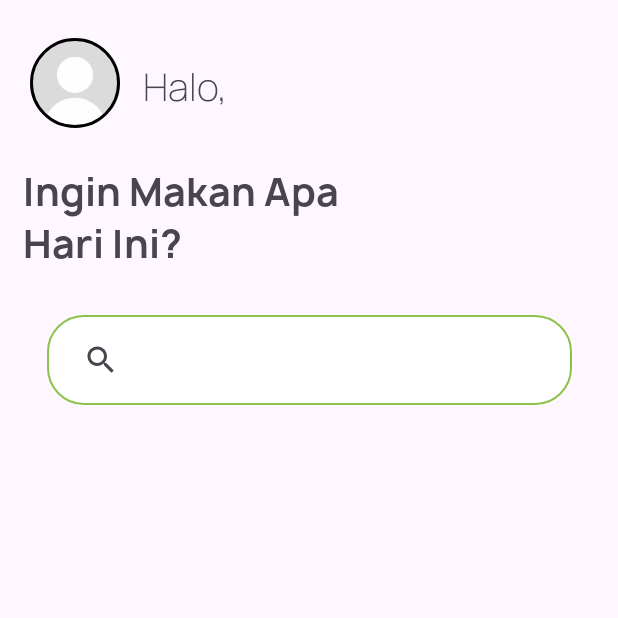
After one commit to RefoFebrian/TA-PBS-RRI, an Android app: the fragment HomeFragment shown on its own in the app's theme, on a phone screen of 412 x 824 dp, the top half of it. The commit adds this screen. Run offline under Robolectric (Android 15) with nearby library versions, the phone set to English and light mode, and no system bars; our stand-ins replace CircleImageView.

Commit message:
Master: pembuatan dan pemindahan layout dari ActivityMain ke HomeFragment

```diff
--- a/Frontend/app/src/main/java/com/refo/lelego/ui/ViewModelFactory.kt
+++ b/Frontend/app/src/main/java/com/refo/lelego/ui/ViewModelFactory.kt
@@ -5,6 +5,7 @@ import androidx.lifecycle.ViewModel
 import androidx.lifecycle.ViewModelProvider
 import com.refo.lelego.data.UserRepository
 import com.refo.lelego.data.di.Injection
+import com.refo.lelego.ui.home.HomeViewModel
 import com.refo.lelego.ui.profile.ProfileViewModel
 import com.refo.lelego.ui.register.RegisterViewModel
 
@@ -19,6 +20,10 @@ class ViewModelFactory(private val repository: UserRepository) :
 
             modelClass.isAssignableFrom(ProfileViewModel::class.java) -> {
                 ProfileViewModel(repository) as T
+            }
+
+            modelClass.isAssignableFrom(HomeViewModel::class.java) -> {
+                HomeViewModel(repository) as T
             }
 
             else -> throw IllegalArgumentException("Unknown ViewModel class:" + modelClass.name)
--- /dev/null
+++ b/Frontend/app/src/main/java/com/refo/lelego/ui/home/HomeFragment.kt
@@ -0,0 +1,31 @@
+package com.refo.lelego.ui.home
+
+import androidx.fragment.app.viewModels
+import android.os.Bundle
+import androidx.fragment.app.Fragment
+import android.view.LayoutInflater
+import android.view.View
+import android.view.ViewGroup
+import com.refo.lelego.R
+import com.refo.lelego.ui.ViewModelFactory
+import com.refo.lelego.ui.profile.ProfileViewModel
+
+class HomeFragment : Fragment() {
+
+
+    private val homeViewModel: HomeViewModel by viewModels {
+        ViewModelFactory.getInstance(requireContext())
+    }
+
+    override fun onCreate(savedInstanceState: Bundle?) {
+        super.onCreate(savedInstanceState)
+
+    }
+
+    override fun onCreateView(
+        inflater: LayoutInflater, container: ViewGroup?,
+        savedInstanceState: Bundle?
+    ): View {
+        return inflater.inflate(R.layout.fragment_home, container, false)
+    }
+}
--- /dev/null
+++ b/Frontend/app/src/main/res/layout/fragment_home.xml
@@ -0,0 +1,86 @@
+<?xml version="1.0" encoding="utf-8"?>
+<androidx.constraintlayout.widget.ConstraintLayout xmlns:android="http://schemas.android.com/apk/res/android"
+    xmlns:app="http://schemas.android.com/apk/res-auto"
+    xmlns:tools="http://schemas.android.com/tools"
+    android:id="@+id/main"
+    android:layout_width="match_parent"
+    android:layout_height="match_parent"
+    tools:context=".ui.main.MainActivity">
+
+    <androidx.constraintlayout.widget.ConstraintLayout
+        android:id="@+id/header_layout"
+        android:layout_width="match_parent"
+        android:layout_height="wrap_content"
+        app:layout_constraintEnd_toEndOf="parent"
+        app:layout_constraintStart_toStartOf="parent"
+        app:layout_constraintTop_toTopOf="parent">
+
+
+        <de.hdodenhof.circleimageview.CircleImageView
+            android:id="@+id/profile_image"
+            android:layout_width="60dp"
+            android:layout_height="60dp"
+            android:layout_marginLeft="20dp"
+            android:layout_marginTop="25dp"
+            android:src="@drawable/ic_default_profile_picture"
+            app:civ_border_color="#FF000000"
+            app:civ_border_width="2dp"
+            app:layout_constraintStart_toStartOf="parent"
+            app:layout_constraintTop_toTopOf="parent" />
+
+        <TextView
+            android:id="@+id/tv_home_greeting"
+            android:layout_width="wrap_content"
+            android:layout_height="wrap_content"
+            android:layout_marginLeft="15dp"
+            android:layout_marginTop="40dp"
+            android:fontFamily="@font/manrope"
+            android:text="@string/halo_greeting"
+            android:textSize="25dp"
+            app:layout_constraintStart_toEndOf="@+id/profile_image"
+            app:layout_constraintTop_toTopOf="parent" />
+
+        <TextView
+            android:id="@+id/tv_home_name"
+            android:layout_width="wrap_content"
+            android:layout_height="wrap_content"
+            android:layout_marginTop="40dp"
+            android:fontFamily="@font/manrope_bold"
+            android:text=""
+            android:textSize="25dp"
+            android:textStyle="bold"
+            app:layout_constraintStart_toEndOf="@+id/tv_home_greeting"
+            app:layout_constraintTop_toTopOf="parent" />
+
+        <TextView
+            android:id="@+id/tv_food_order_greeting"
+            android:layout_width="wrap_content"
+            android:layout_height="wrap_content"
+            android:layout_marginLeft="15dp"
+            android:layout_marginTop="25dp"
+            android:fontFamily="@font/manrope_bold"
+            android:text="@string/food_order_greeting"
+            android:textSize="25dp"
+            app:layout_constraintStart_toStartOf="parent"
+            app:layout_constraintTop_toBottomOf="@+id/profile_image" />
+
+        <SearchView
+            android:layout_width="350dp"
+            android:layout_height="60dp"
+            android:layout_marginTop="30dp"
+            android:background="@drawable/bg_rounded_search"
+            app:layout_constraintEnd_toEndOf="parent"
+            app:layout_constraintStart_toStartOf="parent"
+            app:layout_constraintTop_toBottomOf="@+id/tv_food_order_greeting"
+            app:queryHint="Cari makanan atau minuman..." />
+    </androidx.constraintlayout.widget.ConstraintLayout>
+
+    <androidx.recyclerview.widget.RecyclerView
+        android:layout_width="match_parent"
+        android:layout_height="wrap_content"
+        app:layout_constraintBottom_toBottomOf="parent"
+        app:layout_constraintEnd_toEndOf="parent"
+        app:layout_constraintStart_toStartOf="parent"
+        app:layout_constraintTop_toBottomOf="@+id/header_layout" />
+
+</androidx.constraintlayout.widget.ConstraintLayout>
```
Also changed, not shown: Frontend/app/src/main/java/com/refo/lelego/ui/home/HomeViewModel.kt (added, +8 -0 lines), Frontend/app/src/main/res/layout/activity_main.xml (+0 -67 lines).
